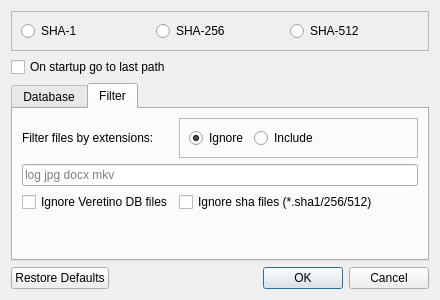
First picture: the form in src/settingsdialog.ui, repository artemvlas/veretino, before the edit.
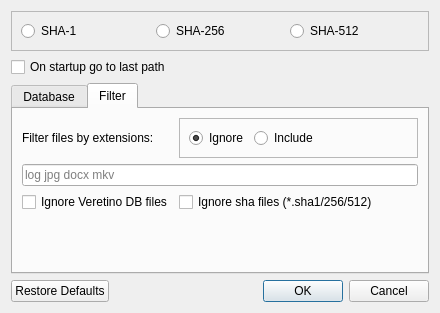
Second picture: the form after the edit. The open tabs and pages were chosen to show the change.

```diff
--- a/src/settingsdialog.ui
+++ b/src/settingsdialog.ui
@@ -7,7 +7,7 @@
     <x>0</x>
     <y>0</y>
     <width>440</width>
-    <height>300</height>
+    <height>313</height>
    </rect>
   </property>
   <property name="windowTitle">
```
Left out of the diff: 4 changed lines with no effect on the pictures.
